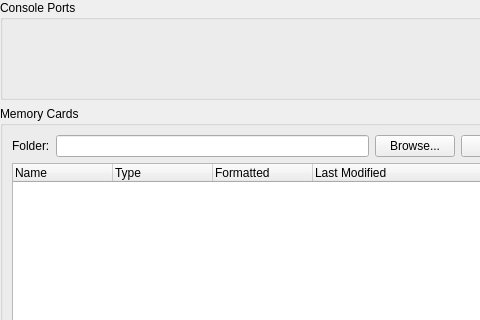
Qt form pcsx2-qt/Settings/MemoryCardSettingsWidget.ui (PCSX2/pcsx2) before a commit; both pictures show x 0 to 480 and y 0 to 320 of the 639 by 443 pixel window.
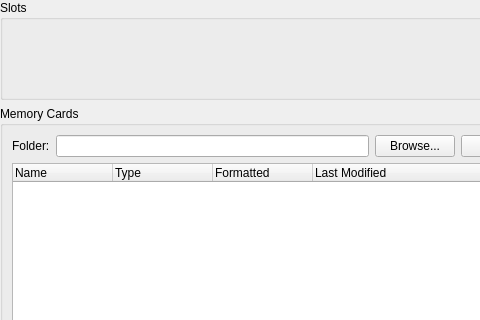
The same form after that commit. Custom widgets are drawn as their Qt base class.

What changed in the file:
```diff
--- a/pcsx2-qt/Settings/MemoryCardSettingsWidget.ui
+++ b/pcsx2-qt/Settings/MemoryCardSettingsWidget.ui
@@ -44,7 +44,7 @@
       </size>
      </property>
      <property name="title">
-      <string>Console Ports</string>
+      <string>Slots</string>
      </property>
      <layout class="QGridLayout" name="gridLayout"/>
     </widget>
```
